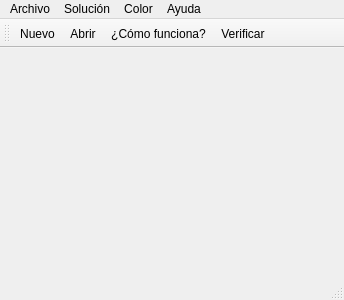
Old version of the form Numberlink/mainwindow.ui in the repository millerbsv/Numberlink.
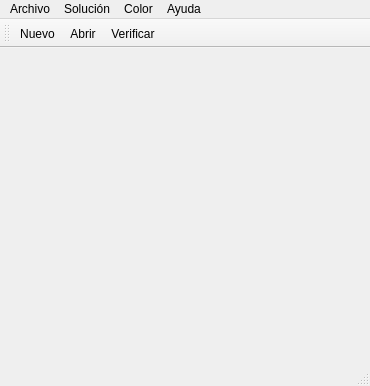
New version of the form.

Patch:
```diff
--- a/Numberlink/mainwindow.ui
+++ b/Numberlink/mainwindow.ui
@@ -6,20 +6,43 @@
    <rect>
     <x>0</x>
     <y>0</y>
-    <width>344</width>
-    <height>300</height>
+    <width>370</width>
+    <height>386</height>
    </rect>
   </property>
   <property name="windowTitle">
    <string>NumberLink</string>
   </property>
-  <widget class="QWidget" name="centralWidget"/>
+  <property name="layoutDirection">
+   <enum>Qt::LeftToRight</enum>
+  </property>
+  <widget class="QWidget" name="centralWidget">
+   <widget class="QLabel" name="label">
+    <property name="geometry">
+     <rect>
+      <x>9</x>
+      <y>293</y>
+      <width>352</width>
+      <height>20</height>
+     </rect>
+    </property>
+    <property name="layoutDirection">
+     <enum>Qt::LeftToRight</enum>
+    </property>
+    <property name="text">
+     <string/>
+    </property>
+    <property name="alignment">
+     <set>Qt::AlignBottom|Qt::AlignHCenter</set>
+    </property>
+   </widget>
+  </widget>
   <widget class="QMenuBar" name="menuBar">
    <property name="geometry">
     <rect>
      <x>0</x>
      <y>0</y>
-     <width>344</width>
+     <width>370</width>
      <height>21</height>
     </rect>
    </property>
@@ -71,7 +94,6 @@
    </attribute>
    <addaction name="actionNuevo"/>
    <addaction name="actionAbrir"/>
-   <addaction name="action_C_mo_funciona"/>
    <addaction name="actionVerificar"/>
   </widget>
   <widget class="QStatusBar" name="statusBar"/>
```
